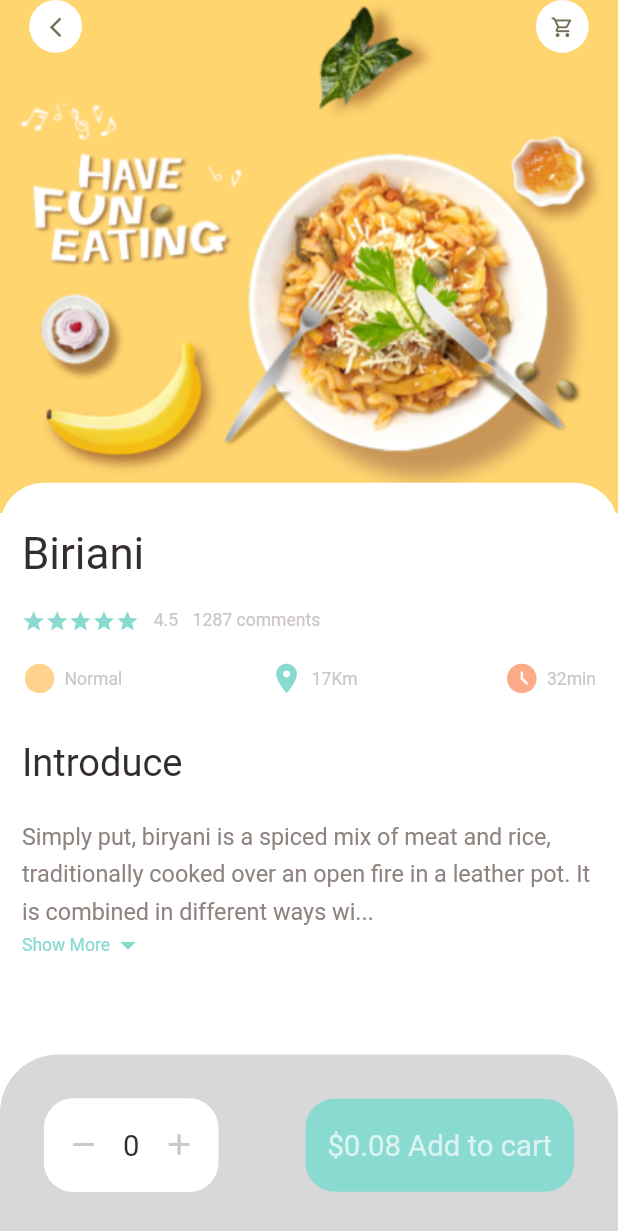
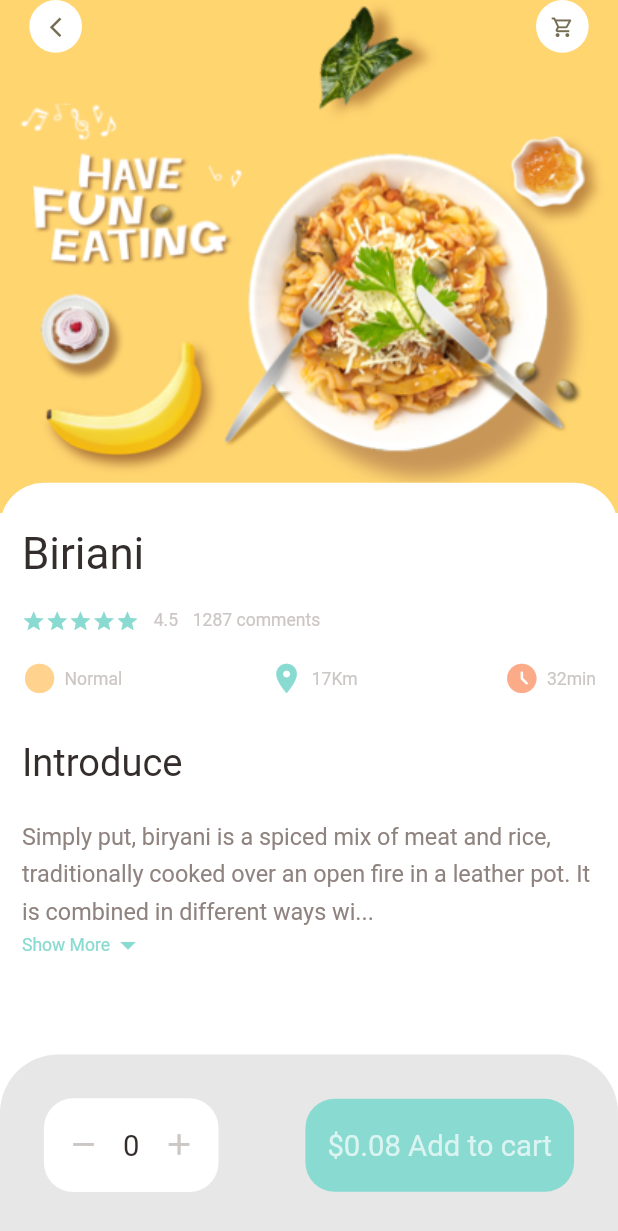
Before and after one commit to JJAHMEDAMER/food-delivery-app, a Flutter app: the FoodPage screen opened directly, on a phone screen of 412 x 824 dp. Shown: the top 1231 px of the screen. Run offline on Flutter 3.47's test engine with Material 2 defaults, Android fonts, the phone set to English and light mode, and no system bars; our stand-ins replace dots_indicator, get.

Commit message:
Change buttonBackaroundcolor

```diff
--- a/lib/util/colors.dart
+++ b/lib/util/colors.dart
@@ -10,7 +10,7 @@ class AppColors {
   static final Color iconcolor1 = const Color(0xFFffd28d);
   static final Color iconColor2 = const Color(0xFFfcab88);
   static final Color paraColor = const Color(0xFF8f837f);
-  static final Color buttonBackaroundcolor = Color.fromARGB(255, 216, 216, 216);
+  static final Color buttonBackaroundcolor = Color.fromARGB(255, 231, 231, 231);
   static final Color signColor = const Color(0xEFa2a22f);
   static final Color titleColor = const Color(0xFF5c524f);
   static final Color mainBlackColor = const Color(0xFF332d2b);
```
